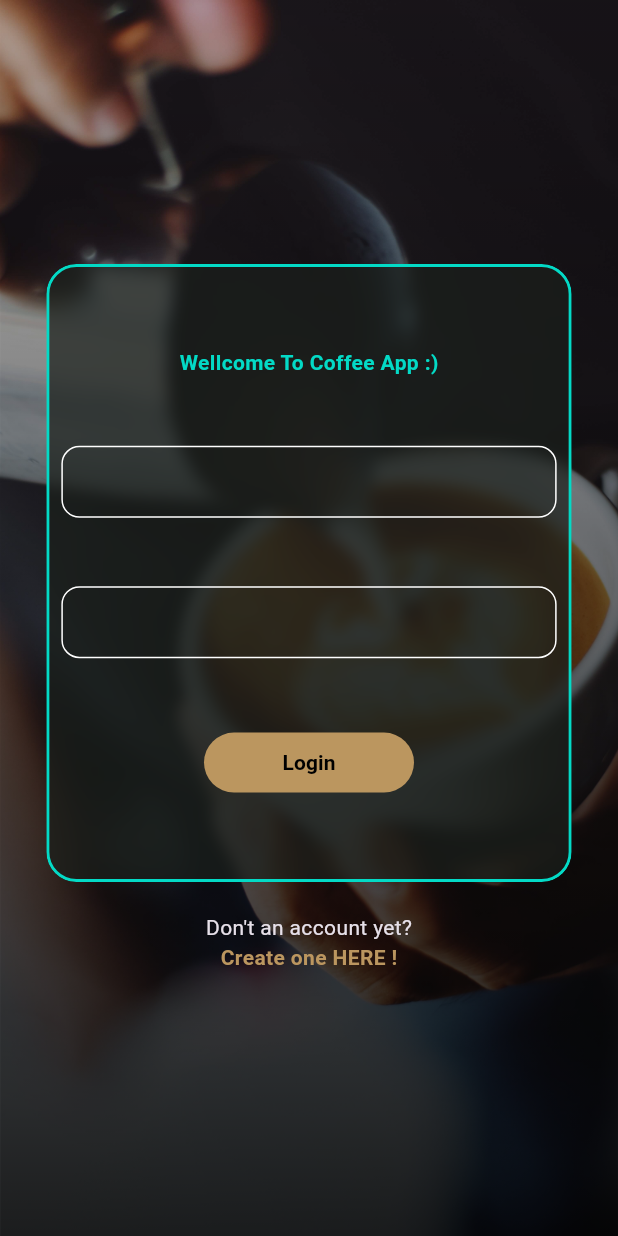
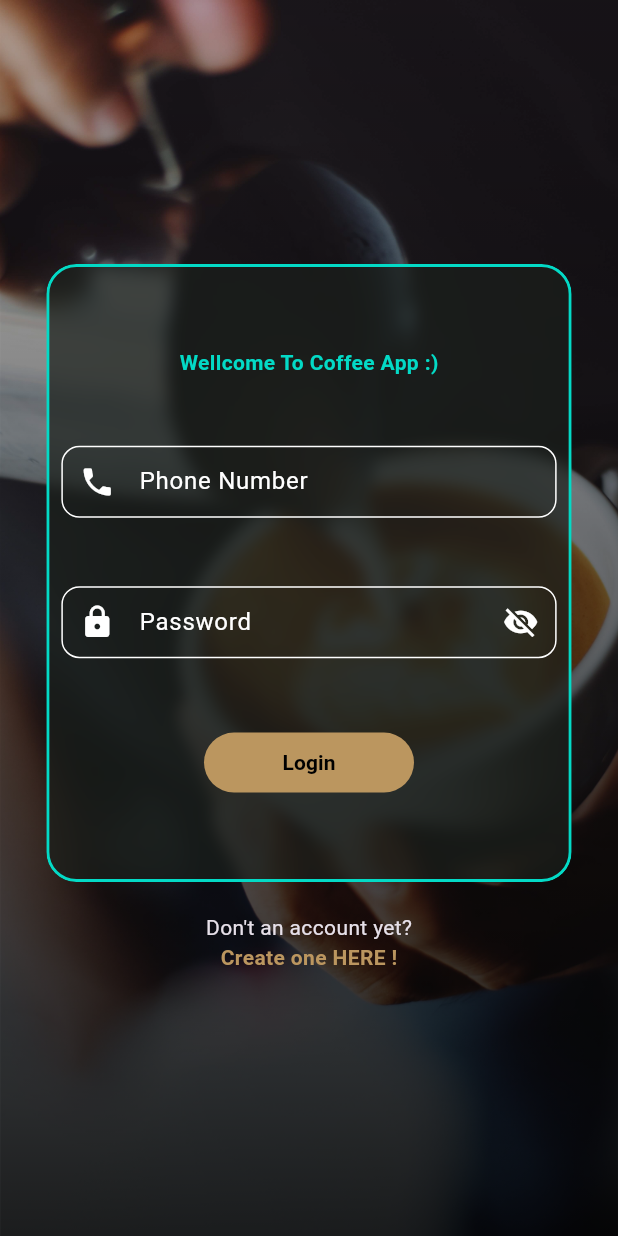
Before and after one commit to NathanDraco22/coffee-app, a Flutter app: the screen it shows after launch, on a phone screen of 412 x 824 dp. Run offline on Flutter 3.47's test engine with Material 2 defaults, Android fonts, the phone set to English and light mode, and no system bars.

Commit message:
Password Field widget added

```diff
--- a/lib/main.dart
+++ b/lib/main.dart
@@ -22,6 +22,7 @@ class MyApp extends StatelessWidget {
         colorScheme: const ColorScheme.dark().copyWith(
           primary: const Color(0xFFbb965f)
         )
+
       ),
       title:'Coffee App',
       home: const LoginPageView()
--- a/lib/src/login/presentation/login_screen.dart
+++ b/lib/src/login/presentation/login_screen.dart
@@ -3,6 +3,7 @@ import 'package:loading_button/loading_button.dart';
 
 import '../widgets/background_coffee_image.dart';
 import '../widgets/blur_box.dart';
+import '../widgets/password_field.dart';
 import '../widgets/phone_number_field.dart';
 import 'login_mediator.dart';
 
@@ -53,7 +54,7 @@ class _LoginForm extends StatelessWidget {
                   ),
                 ),
                 const PhoneNumberField(),
-                const TextField(),
+                const PasswordField(),
                 LinearLoadingButton(
                   onPressed: (setLoading) async{
                     setLoading(true);
@@ -79,6 +80,8 @@ class _LoginForm extends StatelessWidget {
     );
   }
 }
+
+
 
 
 
--- /dev/null
+++ b/lib/src/login/widgets/password_field.dart
@@ -0,0 +1,33 @@
+import 'package:flutter/material.dart';
+
+
+class PasswordField extends StatelessWidget {
+  const PasswordField({
+    super.key,
+  });
+
+  @override
+  Widget build(BuildContext context) {
+    bool isObscured = true;
+    return  StatefulBuilder(
+      builder: (context, setState) {
+        final visibilityIcon = isObscured ? Icons.visibility_off : Icons.visibility;
+        return TextField(
+          textAlignVertical: TextAlignVertical.center,
+          obscureText: isObscured,
+          style: const TextStyle(
+            fontSize: 18
+          ),
+          decoration: InputDecoration(
+            labelText: "Password",
+            prefixIcon: const Icon(Icons.lock),
+            suffixIcon: InkWell(
+              onTap: () => setState(()=> isObscured = !isObscured),
+              child: Icon(visibilityIcon)
+            )
+          ),
+        );
+      }
+    );
+  }
+}
--- a/lib/src/login/widgets/phone_number_field.dart
+++ b/lib/src/login/widgets/phone_number_field.dart
@@ -9,6 +9,18 @@ class PhoneNumberField extends StatelessWidget {
   @override
   Widget build(BuildContext context) {
     return TextField(
+      style: const TextStyle(fontSize: 18),
+      textAlignVertical: TextAlignVertical.center,
+      decoration: const InputDecoration(
+        labelText: "Phone Number",
+        contentPadding: EdgeInsets.zero,
+        prefixIcon: Icon(Icons.phone),
+        prefixText: "+505 ",
+        prefixStyle: TextStyle(
+          fontSize: 19,
+          fontWeight: FontWeight.bold
+        )
+      ),
       inputFormatters: [
         NicNumberFormatter()
       ],
@@ -25,9 +37,7 @@ class NicNumberFormatter extends TextInputFormatter{
     if(oldValue.text.length > newValue.text.length) return newValue;
     final regex = RegExp(r"[0-9]{4}-");
     if (regex.hasMatch(newValue.text)){
-      if(newValue.text.length > 9){
-        return oldValue;
-      }
+      if(newValue.text.length > 9) return oldValue;
       return newValue;
     }
     final regex4digit = RegExp(r"[0-9]{4}");
```
